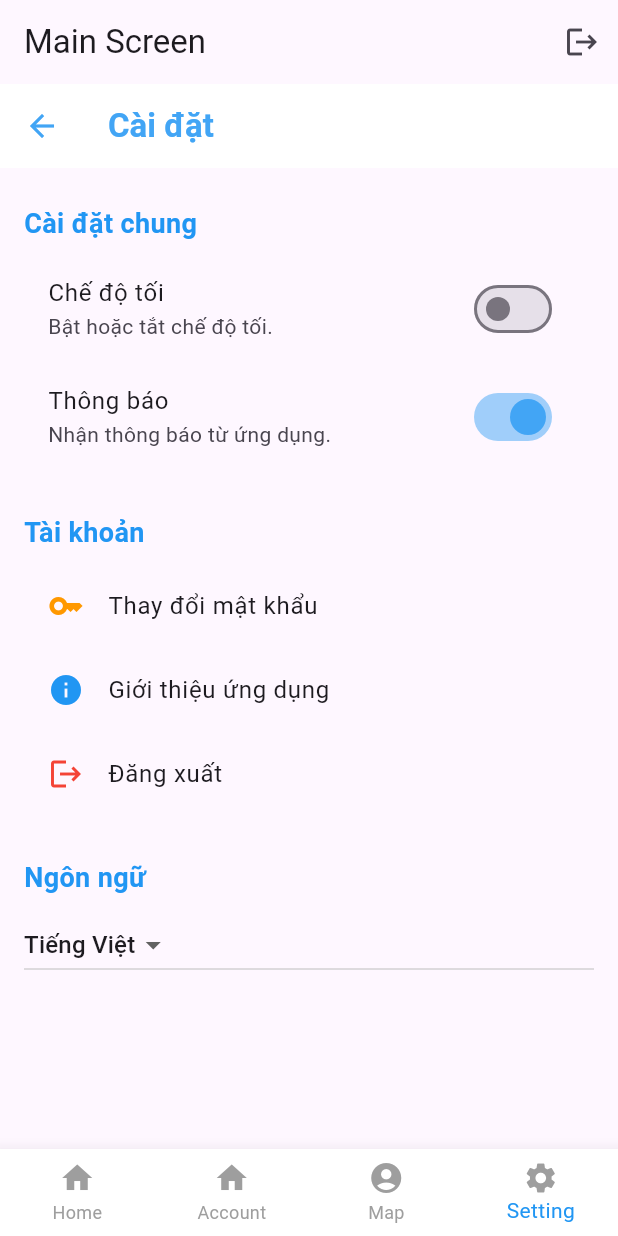
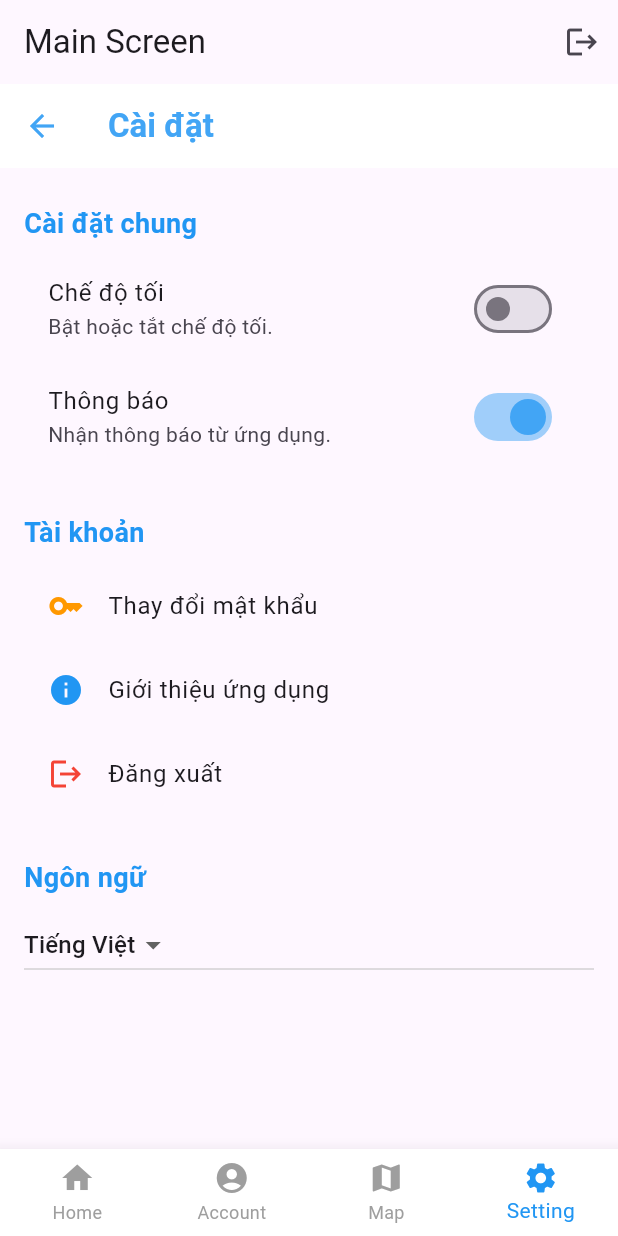
Before and after one commit to TrieuPhu03/appclient, a Flutter app: the MainScreen screen opened directly, item 4 of the bottom bar chosen, after a tap on the "logout" icon, on a phone screen of 412 x 824 dp. Run offline on Flutter 3.47's test engine with Material 3 defaults, Android fonts, the light colour scheme and no system bars; our stand-ins replace flutter_dotenv, flutter_map, geolocator, image_picker, jwt_decoder, latlong2 and 2 more; accounts and stored records are empty; network calls fail.

Commit message:
- commit 3

```diff
--- a/lib/config/config_url.dart
+++ b/lib/config/config_url.dart
@@ -6,7 +6,7 @@ class Config_URL {
     if (url == null) {
       print("BASE_URL is not set in the .env file. Using default URL.");
       //đường dẫn API nếu không đọc được URL trong file .env
-      return "https://talltancat58.conveyor.cloud/api/";
+      return "https://biggreyboard71.conveyor.cloud/api/";
     }
     return url;
   }
--- a/lib/screens/home_screen.dart
+++ b/lib/screens/home_screen.dart
@@ -7,7 +7,7 @@ import '../service/add_post.dart'; // Import màn hình thêm bài đăng
 import '../service/edit_post.dart';
 import '../service/delete_post.dart';
 import '../config/config_url.dart';
-
+import 'dart:io';
 class HomeScreen extends StatefulWidget {
   const HomeScreen({Key? key}) : super(key: key);
 
@@ -150,14 +150,6 @@ class _HomeScreenState extends State<HomeScreen> {
 
     return Scaffold(
       appBar: AppBar(
-        title: Text(
-          'Trang Chủ',
-          style: TextStyle(
-            color: Colors.blue[700],
-            fontWeight: FontWeight.bold,
-            fontSize: screenWidth * 0.07,
-          ),
-        ),
         backgroundColor: Colors.white,
         elevation: 0,
         actions: [
@@ -389,11 +381,10 @@ class _PostCard extends StatelessWidget {
             child: Row(
               children: [
                 CircleAvatar(
-                  backgroundImage:
-                      user.avatar != null && user.avatar!.isNotEmpty
-                          ? NetworkImage(user.avatar!)
-                          : const NetworkImage(
-                              'https://picsum.photos/seed/default/200/200'),
+                  backgroundImage: user.avatar != null && user.avatar!.isNotEmpty
+                      ? FileImage(File(user.avatar!)) // Dùng FileImage cho hình ảnh từ file cục bộ
+                      : const NetworkImage(
+                      'https://picsum.photos/seed/default/200/200') as ImageProvider,
                   radius: screenWidth * 0.04,
                 ),
                 SizedBox(width: screenWidth * 0.02),
--- a/lib/screens/main_screen.dart
+++ b/lib/screens/main_screen.dart
@@ -3,6 +3,7 @@ import 'home_screen.dart';
 import 'account_screen.dart';
 import './tree_screen.dart';
 import 'map_screen.dart';
+import 'tree_screen.dart'; // Đừng quên import SettingsScreen nếu bạn có màn hình này
 
 // Cập nhật MainScreen để thêm điều hướng đến LogoutScreen
 class MainScreen extends StatefulWidget {
@@ -43,7 +44,9 @@ class _MainScreenState extends State<MainScreen> {
         actions: [
           IconButton(
             icon: const Icon(Icons.logout),
-            onPressed: () {},
+            onPressed: () {
+              // Thêm chức năng logout tại đây
+            },
           ),
         ],
       ),
@@ -57,19 +60,19 @@ class _MainScreenState extends State<MainScreen> {
         },
         items: [
           BottomNavigationBarItem(
-            icon: Icon(Icons.home, color: _getIconColor(0)),
+            icon: Icon(Icons.home, color: _getIconColor(0)), // Sửa thành _getIconColor(0) cho Home
             label: 'Home',
           ),
           BottomNavigationBarItem(
-            icon: Icon(Icons.home, color: _getIconColor(0)),
+            icon: Icon(Icons.account_circle, color: _getIconColor(1)), // Sửa thành _getIconColor(1) cho Account
             label: 'Account',
           ),
           BottomNavigationBarItem(
-            icon: Icon(Icons.account_circle, color: _getIconColor(2)),
+            icon: Icon(Icons.map, color: _getIconColor(2)), // Sửa thành _getIconColor(2) cho Map
             label: 'Map',
           ),
           BottomNavigationBarItem(
-            icon: Icon(Icons.settings, color: _getIconColor(5)),
+            icon: Icon(Icons.settings, color: _getIconColor(3)), // Sửa thành _getIconColor(3) cho Settings
             label: 'Setting',
           ),
         ],
--- a/lib/service/delete_post.dart
+++ b/lib/service/delete_post.dart
@@ -6,7 +6,7 @@ import '../service/api_client.dart';
 class DeletePostScreen extends StatefulWidget {
   final int postId;
   final Function onDeleteSuccess;
-  final String baseUrl = 'https://differentbrassski42.conveyor.cloud/api/Post';
+  final String baseUrl = 'https://biggreyboard71.conveyor.cloud/api/Post';
 
   DeletePostScreen({
     Key? key,
```
Also changed, not shown: lib/screens/account_screen.dart (+4 -5 lines), lib/screens/map_screen.dart (+31 -7 lines), lib/service/add_post.dart (+13 -1 lines), 1 other file.
